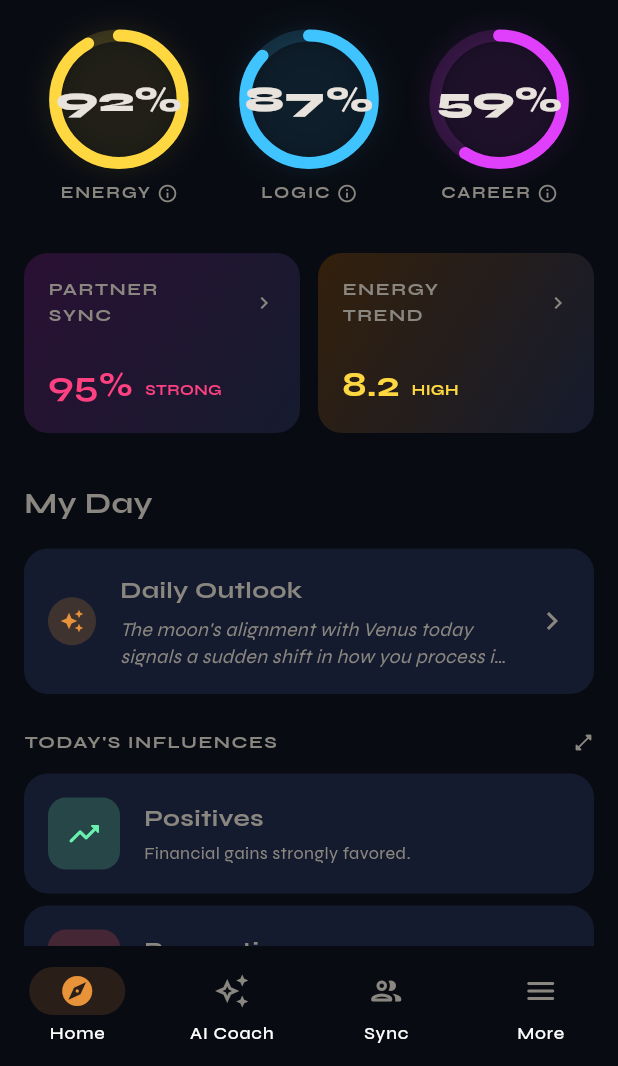
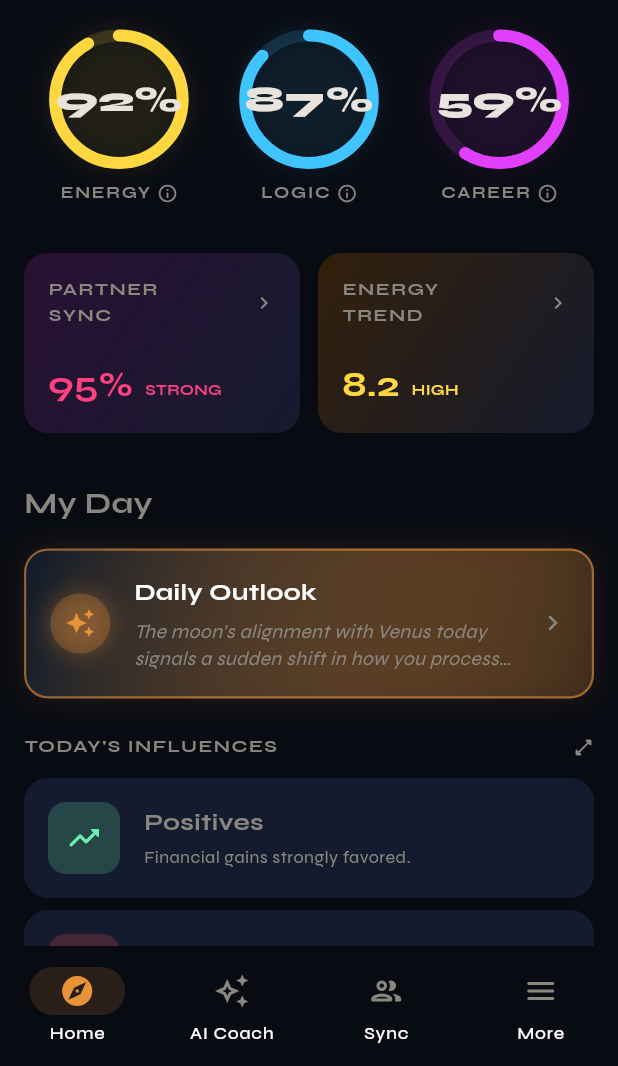
Before and after one commit to HanuShashwat/Twouple, a Flutter app: the HomePage screen opened by its route, on a phone screen of 412 x 824 dp, the part 170-1236 px from its top. Run offline on Flutter 3.47's test engine with Material 3 defaults, Android fonts, the phone set to English and light mode, and no system bars; our stand-ins replace dio, equatable, fl_chart, flutter_bloc, flutter_map, go_router and 2 more.

Commit message:
refactor(home_page): extract daily outlook card into separate widget _AnimatedOutlookCard feat(home_page): add animation to daily outlook card for better user experience

```diff
--- a/lib/features/home/presentation/pages/home_page.dart
+++ b/lib/features/home/presentation/pages/home_page.dart
@@ -746,52 +746,7 @@ class _DashboardViewState extends State<_DashboardView> {
               const SizedBox(height: 16),
 
               // Daily Outlook (Hero to Full Insight)
-              Hero(
-                tag: 'insight_card',
-                child: Material(
-                  color: Colors.transparent,
-                  child: InkWell(
-                    onTap: () => context.push('/daily-insight'),
-                    borderRadius: BorderRadius.circular(16),
-                    child: Container(
-                      padding: const EdgeInsets.symmetric(horizontal: 16, vertical: 16),
-                      decoration: BoxDecoration(
-                        color: AppColors.elevated,
-                        borderRadius: BorderRadius.circular(16),
-                      ),
-                      child: Row(
-                        crossAxisAlignment: CrossAxisAlignment.center,
-                        children: [
-                           Container(
-                              padding: const EdgeInsets.all(8),
-                              decoration: BoxDecoration(shape: BoxShape.circle, color: AppColors.primary.withValues(alpha: 0.2)),
-                              child: const Icon(Icons.auto_awesome, color: AppColors.primary, size: 16)
-                           ),
-                           const SizedBox(width: 16),
-                           Expanded(
-                             child: Column(
-                               crossAxisAlignment: CrossAxisAlignment.start,
-                               mainAxisSize: MainAxisSize.min,
-                               children: [
-                                 const Text('Daily Outlook', style: TextStyle(fontWeight: FontWeight.bold, fontSize: 16)),
-                                 const SizedBox(height: 6),
-                                 Text(
-                                   'The moon\'s alignment with Venus today signals a sudden shift in how you process intimacy...',
-                                   style: const TextStyle(color: AppColors.textSecondary, fontSize: 13, height: 1.4, fontStyle: FontStyle.italic),
-                                   maxLines: 2,
-                                   overflow: TextOverflow.ellipsis,
-                                 ),
-                               ]
-                             )
-                           ),
-                           const SizedBox(width: 16),
-                           const Icon(Icons.chevron_right, color: AppColors.textSecondary)
-                        ]
-                      )
-                    ),
-                  ),
-                ),
-              ),
+              const _AnimatedOutlookCard(),
               const SizedBox(height: 24),
 
               // Today's Activities
@@ -809,6 +764,108 @@ class _DashboardViewState extends State<_DashboardView> {
               _buildListTile('Precautions', 'Avoid arguments around 5 PM.', Icons.warning_amber_rounded, Colors.redAccent),
               const SizedBox(height: 48), // Padding bottom
             ],
+          ),
+        ),
+      ),
+    );
+  }
+}
+
+class _AnimatedOutlookCard extends StatefulWidget {
+  const _AnimatedOutlookCard();
+
+  @override
+  State<_AnimatedOutlookCard> createState() => _AnimatedOutlookCardState();
+}
+
+class _AnimatedOutlookCardState extends State<_AnimatedOutlookCard> with SingleTickerProviderStateMixin {
+  late final AnimationController _controller;
+
+  @override
+  void initState() {
+    super.initState();
+    _controller = AnimationController(vsync: this, duration: const Duration(seconds: 2))..repeat(reverse: true);
+  }
+
+  @override
+  void dispose() {
+    _controller.dispose();
+    super.dispose();
+  }
+
+  @override
+  Widget build(BuildContext context) {
+    return Hero(
+      tag: 'insight_card',
+      child: Material(
+        color: Colors.transparent,
+        child: InkWell(
+          onTap: () => context.push('/daily-insight'),
+          borderRadius: BorderRadius.circular(16),
+          child: AnimatedBuilder(
+            animation: _controller,
+            builder: (context, _) {
+              return Container(
+                padding: const EdgeInsets.symmetric(horizontal: 16, vertical: 16),
+                decoration: BoxDecoration(
+                  gradient: LinearGradient(
+                    colors: [
+                      const Color(0xFF0F1A2A),
+                      AppColors.primary.withValues(alpha: 0.05 + (_controller.value * 0.15)),
+                    ],
+                    begin: Alignment.topLeft,
+                    end: Alignment.bottomRight,
+                  ),
+                  border: Border.all(
+                    color: AppColors.primary.withValues(alpha: 0.2 + (_controller.value * 0.4)),
+                    width: 1.0 + (_controller.value * 0.5),
+                  ),
+                  boxShadow: [
+                    BoxShadow(
+                      color: AppColors.primary.withValues(alpha: 0.1 * _controller.value),
+                      blurRadius: 16,
+                      spreadRadius: 2,
+                    ),
+                  ],
+                  borderRadius: BorderRadius.circular(16),
+                ),
+                child: Row(
+                  crossAxisAlignment: CrossAxisAlignment.center,
+                  children: [
+                    Container(
+                      padding: const EdgeInsets.all(10),
+                      decoration: BoxDecoration(
+                        shape: BoxShape.circle,
+                        color: AppColors.primary.withValues(alpha: 0.15 + (_controller.value * 0.1)),
+                        boxShadow: [
+                           BoxShadow(color: AppColors.primary.withValues(alpha: 0.3 * _controller.value), blurRadius: 12, spreadRadius: 2)
+                        ]
+                      ),
+                      child: const Icon(Icons.auto_awesome, color: AppColors.primary, size: 20)
+                    ),
+                    const SizedBox(width: 16),
+                    const Expanded(
+                      child: Column(
+                        crossAxisAlignment: CrossAxisAlignment.start,
+                        mainAxisSize: MainAxisSize.min,
+                        children: [
+                          Text('Daily Outlook', style: TextStyle(fontWeight: FontWeight.bold, fontSize: 16, color: Colors.white)),
+                          SizedBox(height: 6),
+                          Text(
+                            'The moon\'s alignment with Venus today signals a sudden shift in how you process intimacy...',
+                            style: TextStyle(color: AppColors.textSecondary, fontSize: 13, height: 1.4, fontStyle: FontStyle.italic),
+                            maxLines: 2,
+                            overflow: TextOverflow.ellipsis,
+                          ),
+                        ]
+                      )
+                    ),
+                    const SizedBox(width: 16),
+                    const Icon(Icons.chevron_right, color: AppColors.textSecondary, size: 20)
+                  ]
+                )
+              );
+            }
           ),
         ),
       ),
```
